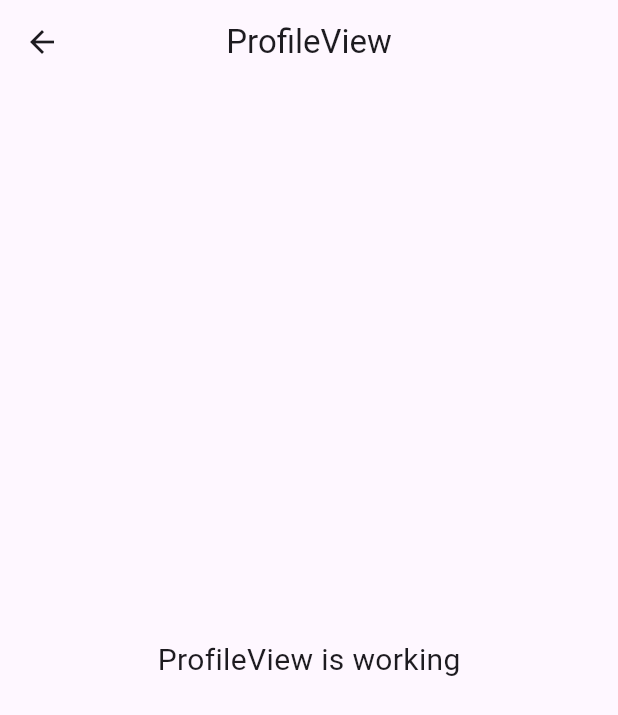
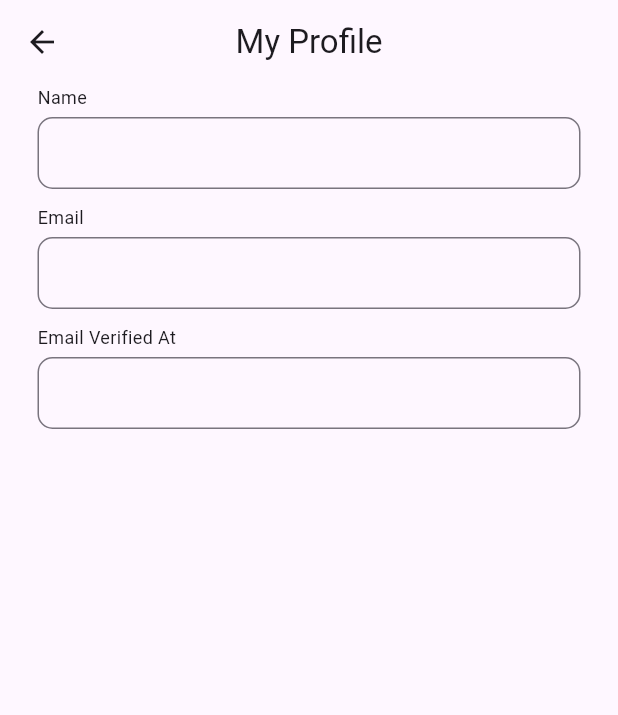
Before and after one commit to Galuhdap/solusi_book_app, a Flutter app: the ProfileView screen opened by its route, on a phone screen of 412 x 824 dp. Shown: the top 715 px of the screen. Run offline on Flutter 3.47's test engine with Material 3 defaults, Android fonts, the phone set to English and light mode, and no system bars; our stand-ins replace get, persistent_bottom_nav_bar; missing offline and left inert: dart:ffi.

Commit message:
update
slicing profile, add

```diff
--- a/assets/data/mybooks.json
+++ /dev/null
@@ -1,5 +0,0 @@
-[
-    {
-
-    }
-]
--- a/lib/app/modules/profile/controllers/profile_controller.dart
+++ b/lib/app/modules/profile/controllers/profile_controller.dart
@@ -1,23 +1,30 @@
+import 'package:flutter/material.dart';
 import 'package:get/get.dart';
 
 class ProfileController extends GetxController {
-  //TODO: Implement ProfileController
+  late TextEditingController name = TextEditingController();
+  late TextEditingController email = TextEditingController();
+  late TextEditingController verifEmail = TextEditingController();
 
-  final count = 0.obs;
+
   @override
   void onInit() {
     super.onInit();
-  }
+    name = TextEditingController();
+    email = TextEditingController();
+    verifEmail = TextEditingController();
 
-  @override
-  void onReady() {
-    super.onReady();
   }
 
   @override
   void onClose() {
+    // TODO: implement onClose
     super.onClose();
+    name.dispose();
+    email.dispose();
+    verifEmail.dispose();
+
   }
 
-  void increment() => count.value++;
+
 }
--- a/lib/app/modules/profile/views/profile_view.dart
+++ b/lib/app/modules/profile/views/profile_view.dart
@@ -2,23 +2,46 @@ import 'package:flutter/material.dart';
 
 import 'package:get/get.dart';
 
+import '../../../widget/fieldData_widget.dart';
 import '../controllers/profile_controller.dart';
 
 class ProfileView extends GetView<ProfileController> {
   const ProfileView({Key? key}) : super(key: key);
   @override
   Widget build(BuildContext context) {
+   final ProfileController profileController =  Get.put(ProfileController());
     return Scaffold(
       appBar: AppBar(
-        title: const Text('ProfileView'),
+        title: const Text('My Profile'),
         centerTitle: true,
       ),
-      body: const Center(
-        child: Text(
-          'ProfileView is working',
-          style: TextStyle(fontSize: 20),
+      body:
+        Padding(
+          padding: const EdgeInsets.only(left: 25, right: 25),
+          child: Column(
+            children: [
+              FieldAddDataWidget(
+                title: "Name",
+                textController: profileController.name,
+                typeInput: TextInputType.text,
+                contentPadding: EdgeInsets.only(left: 13),
+              ),
+              FieldAddDataWidget(
+                title: "Email",
+                textController: profileController.email,
+                typeInput: TextInputType.text,
+                contentPadding: EdgeInsets.only(left: 13),
+              ),
+              FieldAddDataWidget(
+                title: "Email Verified At",
+                textController: profileController.email,
+                typeInput: TextInputType.text,
+                contentPadding: EdgeInsets.only(left: 13),
+              ),
+            ],
+          ),
         ),
-      ),
+
     );
   }
 }
--- a/lib/app/routes/app_routes.dart
+++ b/lib/app/routes/app_routes.dart
@@ -23,4 +23,5 @@ abstract class _Paths {
   static const PROFILE = '/profile';
   static const DETAIL_BOOK = '/detail-book';
   static const MY_BOOK = '/my-book';
+
 }
--- /dev/null
+++ b/lib/app/widget/fieldData_widget.dart
@@ -0,0 +1,69 @@
+import 'package:flutter/material.dart';
+
+class FieldAddDataWidget extends StatelessWidget {
+  final String? title;
+  final TextEditingController? textController;
+  final IconData? sufixIcon;
+  final Function()? function;
+  final TextInputType? typeInput;
+  final int? maxLine;
+ final EdgeInsetsGeometry? contentPadding;
+  const FieldAddDataWidget(
+      {super.key,
+      required this.title,
+      required this.textController,
+      required this.typeInput,
+      required this.contentPadding,
+      this.sufixIcon,
+      this.function,
+      this.maxLine,
+      });
+
+  @override
+  Widget build(BuildContext context) {
+    return Padding(
+      padding: const EdgeInsets.only(bottom: 10),
+      child: Column(
+        crossAxisAlignment: CrossAxisAlignment.start,
+        children: [
+          Text(
+            "${title}",
+            style: TextStyle(
+              fontSize: 12,
+              fontWeight: FontWeight.w400,
+            ),
+          ),
+          SizedBox(
+            height: 5,
+          ),
+          TextFormField(
+            controller: textController,
+            keyboardType: TextInputType.multiline,
+            maxLines: maxLine,
+            decoration: InputDecoration(
+              prefixIconColor: Colors.black.withOpacity(0.6),
+              hintStyle: TextStyle(
+                color: Colors.black.withOpacity(0.6),
+                fontWeight: FontWeight.w300,
+                fontSize: 13,
+              ),
+              border: OutlineInputBorder(
+                borderRadius: BorderRadius.circular(10),
+                borderSide: BorderSide(color: Colors.grey),
+              ),
+              focusedBorder: OutlineInputBorder(
+                borderRadius: BorderRadius.circular(10),
+                borderSide: BorderSide(color: Colors.grey.withOpacity(0.5)),
+              ),
+              contentPadding: contentPadding,
+              suffixIcon: Icon(sufixIcon),
+            ),
+            style: TextStyle(fontSize: 15),
+            cursorColor: Colors.black.withOpacity(0.6),
+            onTap: function,
+          ),
+        ],
+      ),
+    );
+  }
+}
```
Also changed, not shown: lib/app/modules/my_book/controllers/my_book_controller.dart (+46 -8 lines), lib/app/modules/my_book/views/add_book_view.dart (added, +112 -0 lines), lib/app/modules/my_book/views/my_book_view.dart (+11 -4 lines).
